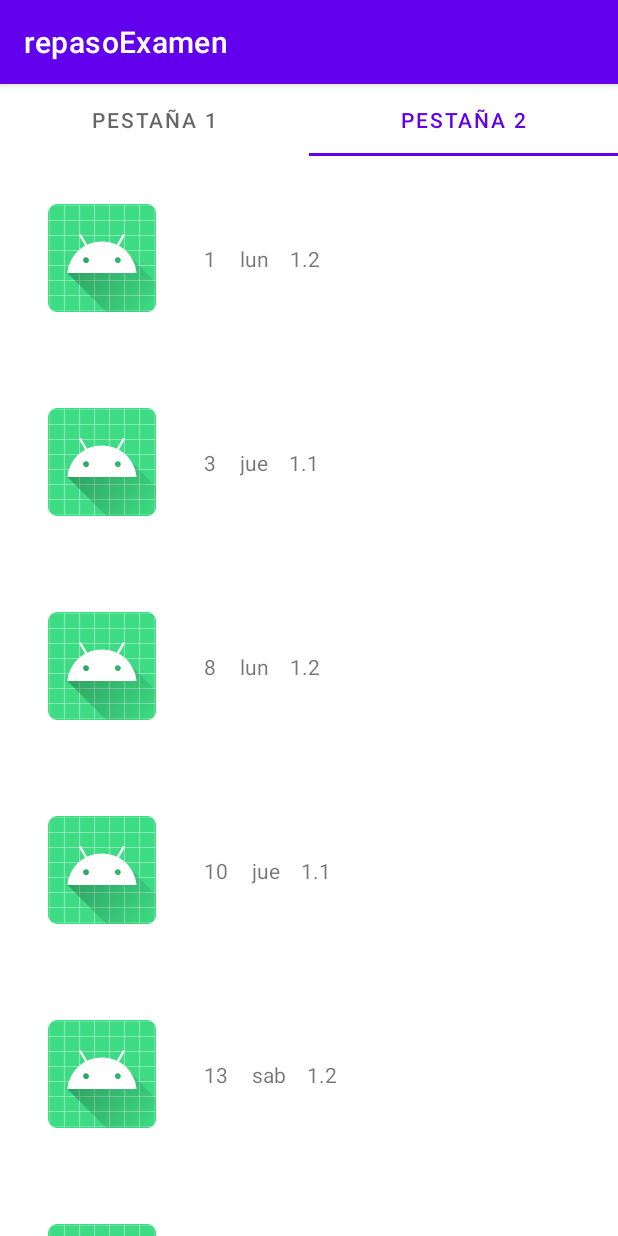
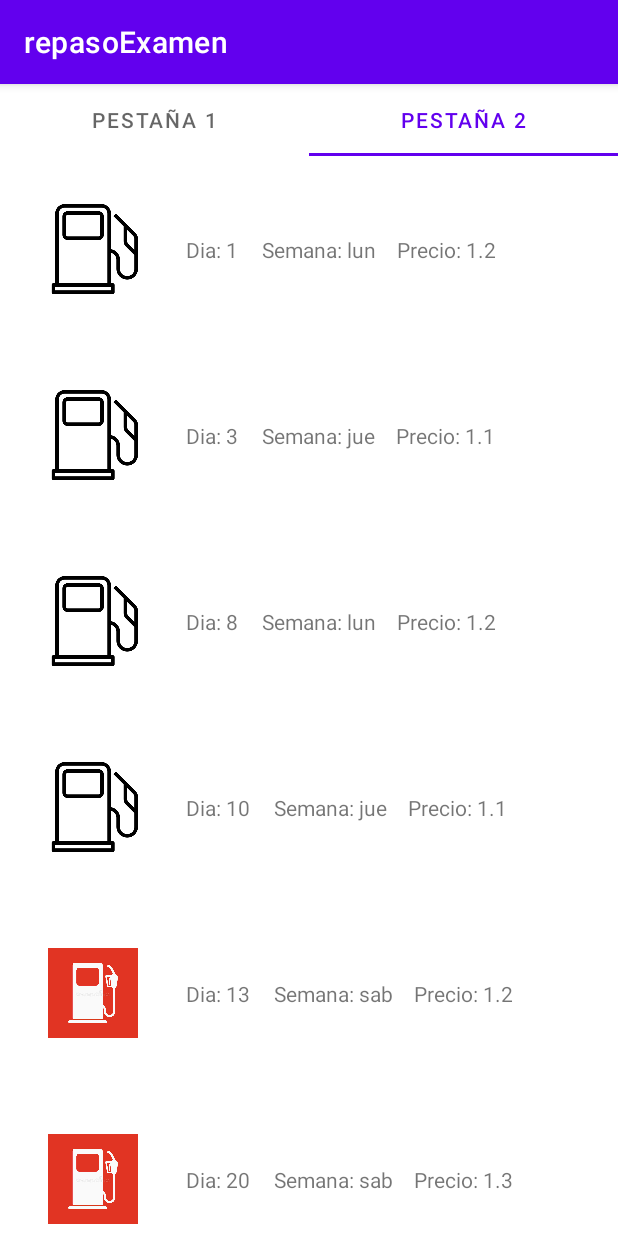
Before and after one commit to jjhr7/repasoExamen, an Android app: the screen it shows after launch (MainActivity), tab 2 chosen, on a phone screen of 412 x 824 dp. Run offline under Robolectric (Android 15) with nearby library versions, the phone set to English and light mode, and no system bars.

Commit message:
recyclerView ejer 7

```diff
--- a/app/src/main/java/com/example/jjherram/repasoexamen/AdapterProductos.java
+++ b/app/src/main/java/com/example/jjherram/repasoexamen/AdapterProductos.java
@@ -34,9 +34,16 @@ public class AdapterProductos extends RecyclerView.Adapter<AdapterProductos.Pord
     public void onBindViewHolder(@NonNull PorductHolder holder, int position) {
         Producto producto=productos.get(position);
 
-        holder.dia.setText(producto.getDia()+"");
-        holder.semana.setText(producto.getDiaSemana()+"");
-        holder.precio.setText(producto.getPrecio()+"");
+        holder.dia.setText("Dia: "+producto.getDia()+"");
+        holder.semana.setText("Semana: "+producto.getDiaSemana()+"");
+        holder.precio.setText("Precio: "+producto.getPrecio()+"");
+
+        //ejer 7 -> Imagenes , se ha añadido al drawable las 2 IMAGENES
+        if(producto.getDiaSemana().equals("sab")){
+            holder.img.setImageResource(R.drawable.rojo);
+        }else{
+            holder.img.setImageResource(R.drawable.normal);
+        }
 
     }
 
--- a/app/src/main/res/layout/product_item.xml
+++ b/app/src/main/res/layout/product_item.xml
@@ -7,8 +7,8 @@
 
     <ImageView
         android:id="@+id/imageView2"
-        android:layout_width="wrap_content"
-        android:layout_height="wrap_content"
+        android:layout_width="60dp"
+        android:layout_height="60dp"
         android:layout_marginStart="32dp"
         android:layout_marginTop="32dp"
         android:layout_marginBottom="32dp"
```
Also changed, not shown: app/src/main/res/drawable/normal.png (added), app/src/main/res/drawable/rojo.jpg (added).
